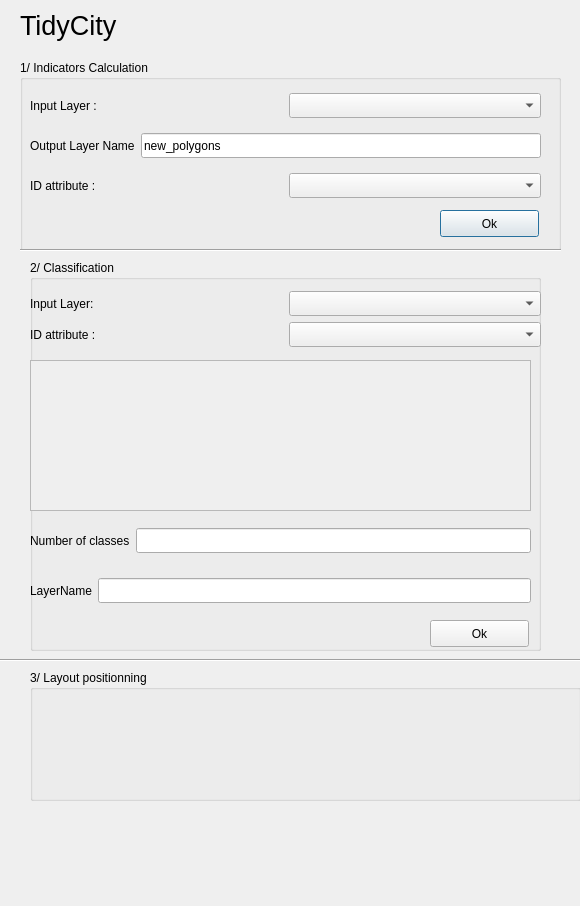
Above: tidy_city_dialog_base.ui from IGNF/NeatMap before the change. Below: the same form after it.
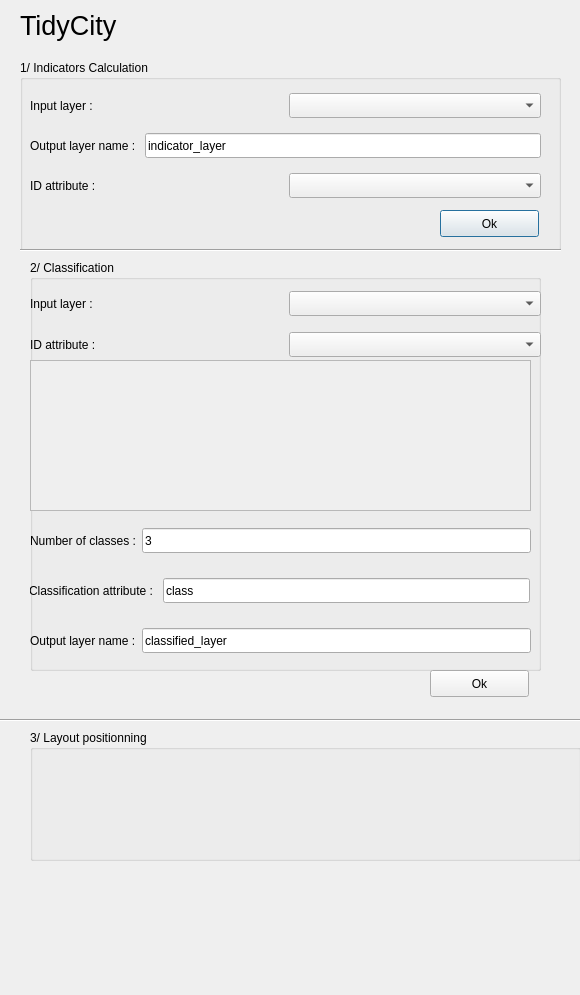
That is the form after the change.

Commit message: Use of the classification method is possible from the GUI

What changed in the file:
```diff
--- a/tidy_city_dialog_base.ui
+++ b/tidy_city_dialog_base.ui
@@ -7,7 +7,7 @@
     <x>0</x>
     <y>0</y>
     <width>580</width>
-    <height>906</height>
+    <height>995</height>
    </rect>
   </property>
   <property name="windowTitle">
@@ -44,7 +44,7 @@
         </size>
        </property>
        <property name="text">
-        <string>Output Layer Name</string>
+        <string>Output layer name : </string>
        </property>
       </widget>
      </item>
@@ -57,7 +57,7 @@
         </size>
        </property>
        <property name="text">
-        <string>new_polygons</string>
+        <string>indicator_layer</string>
        </property>
       </widget>
      </item>
@@ -82,7 +82,7 @@
         </size>
        </property>
        <property name="text">
-        <string>Input Layer :</string>
+        <string>Input layer :</string>
        </property>
       </widget>
      </item>
@@ -184,25 +184,12 @@
      <x>30</x>
      <y>260</y>
      <width>511</width>
-     <height>391</height>
+     <height>411</height>
     </rect>
    </property>
    <property name="title">
     <string>2/ Classification</string>
    </property>
-   <widget class="QPushButton" name="pushButtonClassification">
-    <property name="geometry">
-     <rect>
-      <x>400</x>
-      <y>360</y>
-      <width>99</width>
-      <height>27</height>
-     </rect>
-    </property>
-    <property name="text">
-     <string>Ok</string>
-    </property>
-   </widget>
    <widget class="QWidget" name="layoutWidget_3">
     <property name="geometry">
      <rect>
@@ -216,7 +203,7 @@
      <item>
       <widget class="QLabel" name="label_7">
        <property name="text">
-        <string>Input Layer:</string>
+        <string>Input layer :</string>
        </property>
       </widget>
      </item>
@@ -268,7 +255,7 @@
      <item>
       <widget class="QLabel" name="label_2">
        <property name="text">
-        <string>Number of classes</string>
+        <string>Number of classes :</string>
        </property>
       </widget>
      </item>
@@ -286,6 +273,9 @@
          <height>25</height>
         </size>
        </property>
+       <property name="text">
+        <string>3</string>
+       </property>
       </widget>
      </item>
     </layout>
@@ -294,7 +284,7 @@
     <property name="geometry">
      <rect>
       <x>0</x>
-      <y>310</y>
+      <y>360</y>
       <width>501</width>
       <height>41</height>
      </rect>
@@ -303,7 +293,7 @@
      <item>
       <widget class="QLabel" name="label_3">
        <property name="text">
-        <string>LayerName</string>
+        <string>Output layer name :</string>
        </property>
       </widget>
      </item>
@@ -315,6 +305,9 @@
          <height>25</height>
         </size>
        </property>
+       <property name="text">
+        <string>classified_layer</string>
+       </property>
       </widget>
      </item>
     </layout>
@@ -323,7 +316,7 @@
     <property name="geometry">
      <rect>
       <x>0</x>
-      <y>60</y>
+      <y>70</y>
       <width>511</width>
       <height>29</height>
      </rect>
@@ -354,12 +347,57 @@
      </item>
     </layout>
    </widget>
+   <widget class="QWidget" name="horizontalLayoutWidget_3">
+    <property name="geometry">
+     <rect>
+      <x>-1</x>
+      <y>310</y>
+      <width>501</width>
+      <height>41</height>
+     </rect>
+    </property>
+    <layout class="QHBoxLayout" name="horizontalLayout_3">
+     <item>
+      <widget class="QLabel" name="classAttLineEdit">
+       <property name="minimumSize">
+        <size>
+         <width>0</width>
+         <height>25</height>
+        </size>
+       </property>
+       <property name="text">
+        <string>Classification attribute : </string>
+       </property>
+      </widget>
+     </item>
+     <item>
+      <widget class="QLineEdit" name="lineEditAttClass">
+       <property name="minimumSize">
+        <size>
+         <width>0</width>
+         <height>25</height>
+        </size>
+       </property>
+       <property name="text">
+        <string>class</string>
+       </property>
+      </widget>
+     </item>
+    </layout>
+   </widget>
+   <zorder>layoutWidget_3</zorder>
+   <zorder>scrollArea</zorder>
+   <zorder>horizontalLayoutWidget</zorder>
+   <zorder>horizontalLayoutWidget_2</zorder>
+   <zorder>layoutWidget_5</zorder>
+   <zorder>horizontalLayoutWidget_3</zorder>
+   <zorder>label_11</zorder>
   </widget>
   <widget class="Line" name="line_2">
    <property name="geometry">
     <rect>
      <x>0</x>
-     <y>650</y>
+     <y>710</y>
      <width>581</width>
      <height>20</height>
     </rect>
@@ -372,7 +410,7 @@
    <property name="geometry">
     <rect>
      <x>30</x>
-     <y>670</y>
+     <y>730</y>
      <width>551</width>
      <height>131</height>
     </rect>
@@ -381,6 +419,19 @@
     <string>3/ Layout positionning</string>
    </property>
   </widget>
+  <widget class="QPushButton" name="pushButtonClassification">
+   <property name="geometry">
+    <rect>
+     <x>430</x>
+     <y>670</y>
+     <width>99</width>
+     <height>27</height>
+    </rect>
+   </property>
+   <property name="text">
+    <string>Ok</string>
+   </property>
+  </widget>
  </widget>
  <resources/>
  <connections/>
```
The commit also changes 1 other file.
